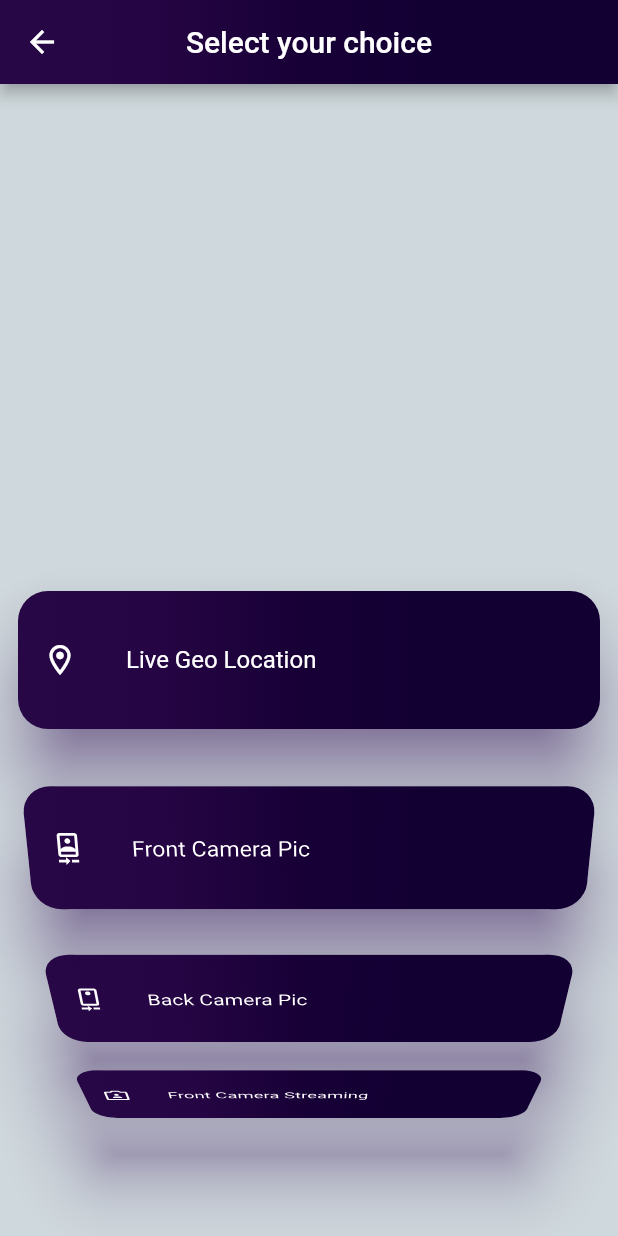
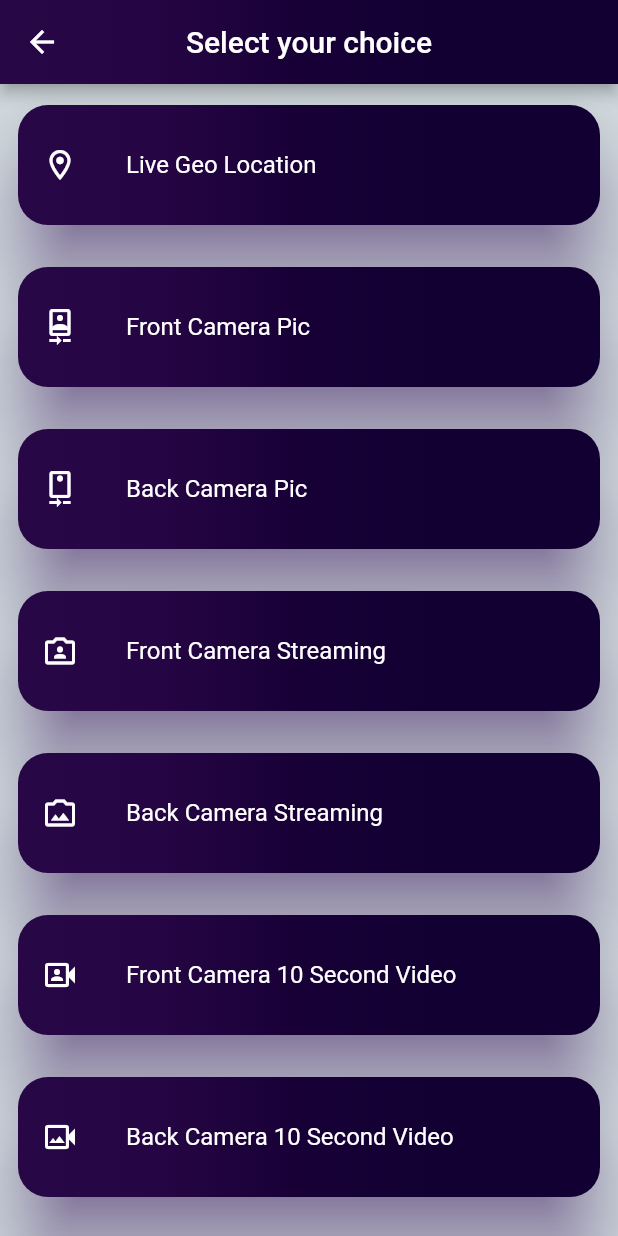
Before and after one commit to piush-terminalwitchcraft/Dhatnoon-frontend, a Flutter app: the ListWheel screen opened directly, on a phone screen of 412 x 824 dp. Run offline on Flutter 3.47's test engine with Material 2 defaults, Android fonts, the phone set to English and light mode, and no system bars; our stand-ins replace accordion, animate_do, audioplayers, awesome_notifications, camera, cloud_firestore and 10 more; missing offline and left inert: agora_uikit, bouncy_widget, clickable_list_wheel_view, curved_drawer_fork, day_night_time_picker, record and 1 more; accounts and stored records are empty; network calls fail; statements that could not run were skipped.

Commit message:
changed ListWheelScrollView -> ListView

```diff
--- a/lib/main.dart
+++ b/lib/main.dart
@@ -1,5 +1,6 @@
 import 'package:camera/camera.dart';
 import 'package:components/screens/login.dart';
+import 'package:components/state_management/list_item.dart';
 
 import 'package:components/state_management/state_of_back_cam_pic.dart';
 import 'package:components/state_management/state_of_back_cam_rec.dart';
@@ -56,6 +57,8 @@ class MyApp extends StatelessWidget {
   StateOfFrontCamRec stateOfFrontCamRec = Get.put(StateOfFrontCamRec());
   StateOfBackCamRec stateOfBackCamRec = Get.put(StateOfBackCamRec());
 
+  ListItem listItem = Get.put(ListItem());
+
   @override
   Widget build(BuildContext context) {
     return GetMaterialApp(
--- a/lib/screens/login.dart
+++ b/lib/screens/login.dart
@@ -423,7 +423,7 @@ class _LogInState extends State<LogIn> {
           email: _emailController.text.trim(),
           password: _passwordController.text.trim())
           .then((userCredential) {
-        print("Success");
+        print(userCredential.user?.displayName);
         Get.to(MyHomePage());
       });
     } on FirebaseAuthException catch (e) {
--- /dev/null
+++ b/lib/state_management/list_item.dart
@@ -0,0 +1,8 @@
+import 'package:get/get.dart';
+
+class ListItem {
+
+  var listItem = 'Live Geo Location'.obs;
+
+  void setListItem(String value) => listItem.value = value;
+}
--- a/lib/utils/listWheelScrollView.dart
+++ b/lib/utils/listWheelScrollView.dart
@@ -1,5 +1,8 @@
 import 'package:clickable_list_wheel_view/clickable_list_wheel_widget.dart';
 import 'package:flutter/material.dart';
+import 'package:get/get.dart';
+
+import '../state_management/list_item.dart';
 
 class ListWheel extends StatefulWidget {
   ListWheel({Key? key, this.title}) : super(key: key);
@@ -11,9 +14,7 @@ class ListWheel extends StatefulWidget {
 }
 
 class _ListWheelState extends State<ListWheel> {
-  final _scrollController = FixedExtentScrollController();
-  static const double _itemHeight = 100;
-  static const int _itemCount = 9;
+  ListItem listItem = Get.find();
 
   @override
   Widget build(BuildContext context) {
@@ -36,30 +37,18 @@ class _ListWheelState extends State<ListWheel> {
           centerTitle: true,
         ),
         backgroundColor: Color(0xffcfd8dc),
-      body: ClickableListWheelScrollView(
-        scrollController: _scrollController,
-        itemHeight: _itemHeight,
-        itemCount: _itemCount,
-        onItemTapCallback: (index) {
-          Navigator.of(context).pop(_items[index]);
+        body: ListView.builder(
+          itemCount: 9,
+          itemBuilder: (context, index) {
+            return _child(index);
           },
-        child: ListWheelScrollView.useDelegate(
-          squeeze: 0.8,
-          itemExtent: _itemHeight,
-          controller: _scrollController,
-          physics: FixedExtentScrollPhysics(),
-          childDelegate: ListWheelChildBuilderDelegate(
-            builder: (context, index) => _child(index),
-            childCount: _itemCount,
-          ),
-        ),
-      ),
-    );
+
+        ));
   }
 
   Widget _child(int index) {
     return Padding(
-      padding: const EdgeInsets.fromLTRB(8, 0, 8, 0),
+      padding: const EdgeInsets.fromLTRB(8, 10, 8, 10),
       child: Card(
         shadowColor: Color.fromARGB(255, 90, 26, 150),
         elevation: 20,
@@ -67,6 +56,7 @@ class _ListWheelState extends State<ListWheel> {
           borderRadius: BorderRadius.circular(25),
         ),
         child: Container(
+          height: 80,
           decoration: BoxDecoration(
             borderRadius: const BorderRadius.all(Radius.circular(20)),
             gradient: LinearGradient(colors: [
@@ -84,6 +74,10 @@ class _ListWheelState extends State<ListWheel> {
                 style: TextStyle(color: Colors.white),
               ),
               leading: _icons[index],
+              onTap: (){
+                listItem.setListItem(_items[index]);
+                Get.back();
+              },
             ),
           ),
         ),
```
Also changed, not shown: lib/utils/smart_accordion.dart (+1 -6 lines), lib/utils/tabBar.dart (+7 -7 lines). Lines whose indentation alone changed are shown as unchanged.
